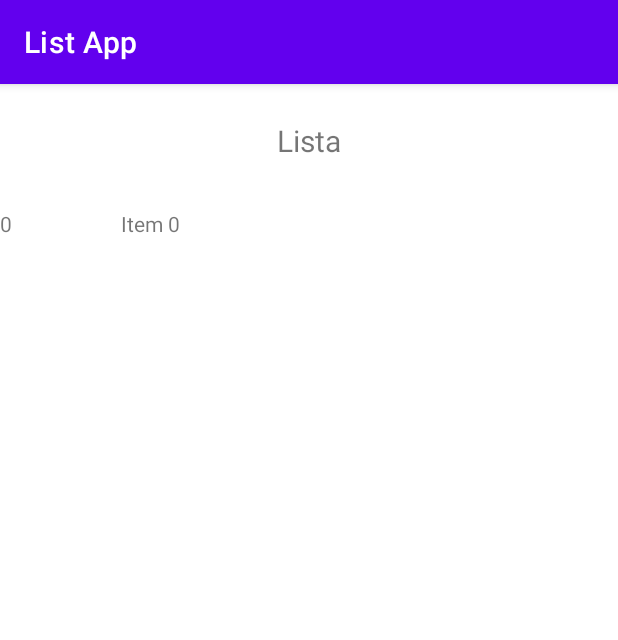
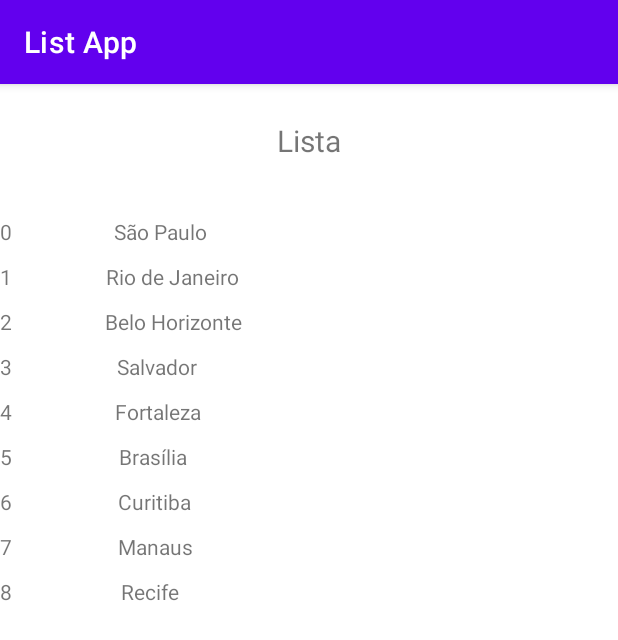
Before and after one commit to MiguelMachado-dev/EBAC-Desenvolvedor-Android-Kotlin, an Android app: the screen it shows after launch (MainActivity), on a phone screen of 412 x 824 dp. Shown: the top 640 px of the screen. Run offline under Robolectric (Android 15) with nearby library versions, the phone set to English and light mode, and no system bars.

Commit message:
feat: viewbinding pratica - Aula 4

```diff
--- /dev/null
+++ b/ListApp/app/src/main/java/dev/miguelmachado/listapp/City.kt
@@ -0,0 +1,6 @@
+package dev.miguelmachado.listapp
+
+data class ListItem(
+  val city: String,
+  val state: String,
+)
--- a/ListApp/app/src/main/java/dev/miguelmachado/listapp/ListAdapter.kt
+++ b/ListApp/app/src/main/java/dev/miguelmachado/listapp/ListAdapter.kt
@@ -1,12 +1,17 @@
 package dev.miguelmachado.listapp
 
 import android.view.LayoutInflater
+import android.view.View
 import android.view.ViewGroup
 import android.widget.TextView
 import androidx.recyclerview.widget.RecyclerView
 import dev.miguelmachado.listapp.databinding.ItemBinding
 
-class ListAdapter : RecyclerView.Adapter<ListAdapter.ListItemViewHolder>() {
+class ListAdapter(
+  val listItems: MutableList<ListItem>,
+  val listener: ListAdapterListener
+) :
+  RecyclerView.Adapter<ListAdapter.ListItemViewHolder>() {
 
   override fun onCreateViewHolder(parent: ViewGroup, viewType: Int): ListItemViewHolder {
     return ListItemViewHolder(
@@ -19,17 +24,27 @@ class ListAdapter : RecyclerView.Adapter<ListAdapter.ListItemViewHolder>() {
   }
 
   override fun onBindViewHolder(holder: ListItemViewHolder, position: Int) {
+    val item = listItems[position]
     holder.position.text = position.toString()
-    holder.content.text = "Item $position"
+    holder.content.text = item.city
+
+    holder.root.setOnClickListener {
+      listener.onItemClicked(item.city)
+    }
   }
 
   override fun getItemCount(): Int {
-    return 1
+    return listItems.size
   }
 
   // binding.root é a raiz do layout item.xml - que é a view que o RecyclerView vai usar para exibir
   class ListItemViewHolder(binding: ItemBinding) : RecyclerView.ViewHolder(binding.root) {
     var position: TextView = binding.posicao
     var content: TextView = binding.conteudo
+    var root: View = binding.root
+  }
+
+  interface ListAdapterListener {
+    fun onItemClicked(content: String);
   }
 }
--- a/ListApp/app/src/main/java/dev/miguelmachado/listapp/MainActivity.kt
+++ b/ListApp/app/src/main/java/dev/miguelmachado/listapp/MainActivity.kt
@@ -4,11 +4,13 @@ import android.os.Bundle
 import androidx.appcompat.app.AppCompatActivity
 import androidx.recyclerview.widget.LinearLayoutManager
 import androidx.recyclerview.widget.RecyclerView
+import com.google.android.material.snackbar.Snackbar
 import dev.miguelmachado.listapp.databinding.ActivityMainBinding
 
-class MainActivity : AppCompatActivity() {
+class MainActivity : AppCompatActivity(), ListAdapter.ListAdapterListener {
   // ActivityMainBinding is a class generated by the Android Gradle plugin. It is the layout name
   private lateinit var binding: ActivityMainBinding
+  private val itemList: MutableList<ListItem> = mutableListOf()
 
   override fun onCreate(savedInstanceState: Bundle?) {
     super.onCreate(savedInstanceState)
@@ -18,7 +20,25 @@ class MainActivity : AppCompatActivity() {
 
     val listView: RecyclerView = binding.lista
 
+    createMockData()
+
     listView.layoutManager = LinearLayoutManager(this)
-    listView.adapter = ListAdapter()
+    listView.adapter = ListAdapter(listItems = itemList, listener = this)
+  }
+
+  private fun createMockData() {
+    itemList.add(ListItem("São Paulo", "SP"))
+    itemList.add(ListItem("Rio de Janeiro", "RJ"))
+    itemList.add(ListItem("Belo Horizonte", "MG"))
+    itemList.add(ListItem("Salvador", "BA"))
+    itemList.add(ListItem("Fortaleza", "CE"))
+    itemList.add(ListItem("Brasília", "DF"))
+    itemList.add(ListItem("Curitiba", "PR"))
+    itemList.add(ListItem("Manaus", "AM"))
+    itemList.add(ListItem("Recife", "PE"))
+  }
+
+  override fun onItemClicked(content: String) {
+    Snackbar.make(binding.root, content, Snackbar.LENGTH_SHORT).show()
   }
 }
--- a/ListApp/app/src/main/res/layout/item.xml
+++ b/ListApp/app/src/main/res/layout/item.xml
@@ -1,7 +1,9 @@
 <?xml version="1.0" encoding="utf-8"?>
 <LinearLayout xmlns:android="http://schemas.android.com/apk/res/android"
         android:layout_width="match_parent"
-        android:layout_height="match_parent">
+        android:layout_height="wrap_content"
+        android:paddingTop="5sp"
+        android:paddingBottom="5sp">
 
     <TextView
             android:text="TextView"
```
